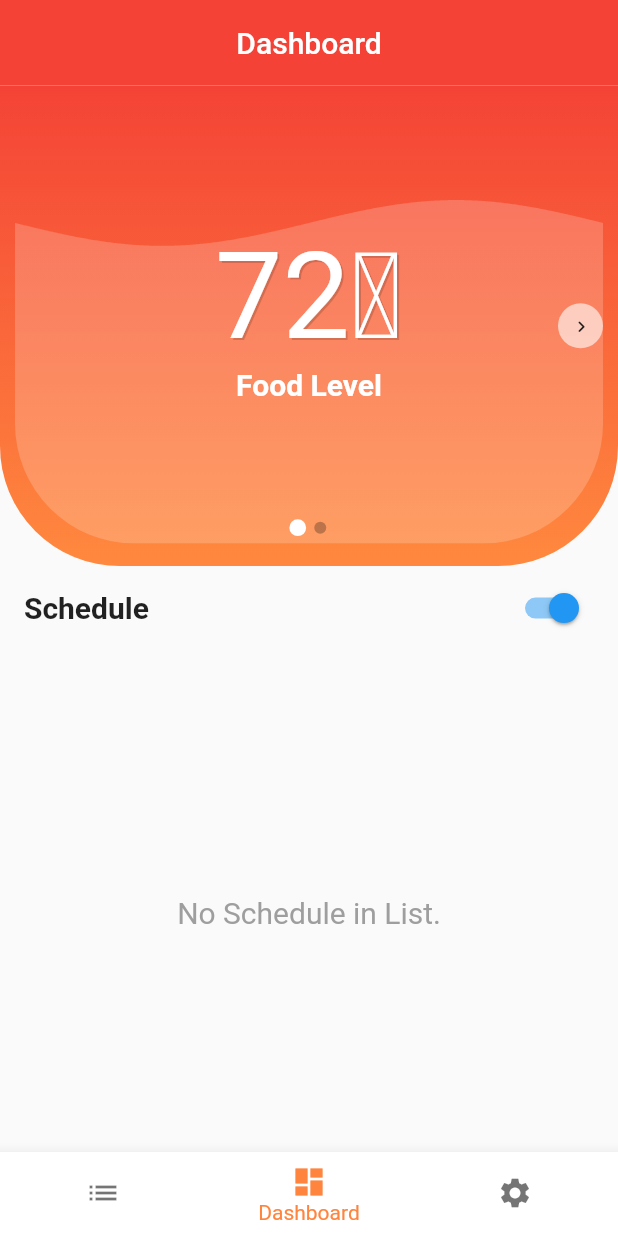
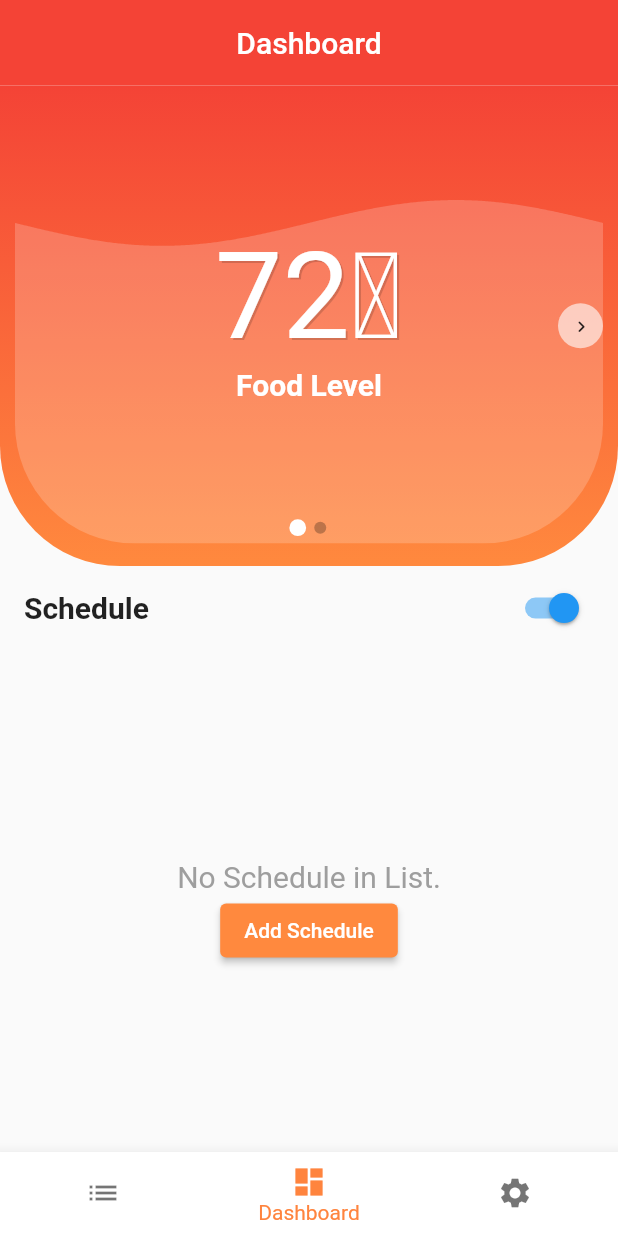
Before and after one commit to afdhalfauzi/smart-fish-feeder, a Flutter app: the screen it shows after launch, on a phone screen of 412 x 824 dp. Run offline on Flutter 3.47's test engine with Material 2 defaults, Android fonts, the phone set to English and light mode, and no system bars; drawn by our look-alikes of liquid_progress_indicator, smooth_page_indicator; our stand-ins replace shared_preferences, sqflite; missing offline and left inert: dart:ffi; accounts and stored records are empty.

Commit message:
fix listview addSchedule button

```diff
--- a/lib/pages/dashboard_page.dart
+++ b/lib/pages/dashboard_page.dart
@@ -56,7 +56,24 @@ class _DashboardPageState extends State<DashboardPage> {
   final pageViewController = PageController(initialPage: 0);
   static int indexPage = 0;
   double sliderValueManual = 5;
-  final appBar = AppBar(
+
+  @override
+  Widget build(BuildContext context) {
+    int _radio = 1;
+
+    return Scaffold(
+      extendBodyBehindAppBar: true,
+      appBar: _buildAppbar(),
+      body: ListView(children: [
+        _buildUpperPart(),
+        _buildScheduleSwitch(),
+        _buildScheduleList(),
+      ]),
+    );
+  }
+
+  PreferredSizeWidget _buildAppbar() {
+    return AppBar(
       title: const Text(
         'Dashboard',
       ),
@@ -67,23 +84,6 @@ class _DashboardPageState extends State<DashboardPage> {
       backgroundColor: Colors.red,
       elevation: 0.0,
       centerTitle: true,
-  );
-
-  @override
-  Widget build(BuildContext context) {
-    int _radio = 1;
-
-    return Scaffold(
-      extendBodyBehindAppBar: true,
-      appBar: appBar,
-      body: ListView(children: [
-        //UPPER PART
-        _buildUpperPart(),
-        //SCHEDULEONOFF
-        _buildScheduleSwitch(),
-        //SCHEDULELIST
-        _buildSchedule(),
-      ]),
     );
   }
 
@@ -341,28 +341,6 @@ class _DashboardPageState extends State<DashboardPage> {
     );
   }
 
-  Widget _buildSchedule() {
-    return Column(
-      children: [
-        _buildScheduleList(),
-        ElevatedButton(
-            onPressed: () {
-              setState(() {
-                Navigator.of(context)
-                    .push(MaterialPageRoute(builder: (context) {
-                  return AddSchedule(
-                    time: TimeOfDay(hour: 07, minute: 00),
-                    gr: 5,
-                    selectedID: null,
-                  );
-                })).then((_) => setState((() {})));
-              });
-            },
-            child: const Text('Add Schedule')),
-      ],
-    );
-  }
-
   Widget _buildScheduleList() {
     return Container(
         height: screenHeight * 0.45,
@@ -372,7 +350,8 @@ class _DashboardPageState extends State<DashboardPage> {
                 child: Text(
                   'Schedule is Disabled',
                   style: TextStyle(fontSize: 20, color: Colors.grey),
-              ))
+                ),
+              )
             : FutureBuilder<List<Schedules>>(
                 future: DatabaseHelper.instance.getSchedules(),
                 builder: ((context, snapshot) {
@@ -383,15 +362,7 @@ class _DashboardPageState extends State<DashboardPage> {
                       style: TextStyle(fontSize: 20, color: Colors.grey),
                     ));
                   }
-                  return snapshot.data!.isEmpty
-                      ? const Center(
-                          child: Text(
-                            'No Schedule in List.',
-                            style: TextStyle(fontSize: 20, color: Colors.grey),
-                          ),
-                        )
-                      : ListView(
-                          children: snapshot.data!.map((schedules) {
+                  List scheduleList = snapshot.data!.map((schedules) {
                     return ListTile(
                       title: Text(
                           '${schedules.id} - ${schedules.time} - ${schedules.gr}gr'),
@@ -403,11 +374,10 @@ class _DashboardPageState extends State<DashboardPage> {
                                   MaterialPageRoute(builder: (context) {
                                     return AddSchedule(
                                       time: TimeOfDay(
-                                                  hour: int.parse(schedules.time
-                                                      .split(':')[0]),
-                                                  minute: int.parse(schedules
-                                                      .time
-                                                      .split(':')[1])),
+                                          hour: int.parse(
+                                              schedules.time.split(':')[0]),
+                                          minute: int.parse(
+                                              schedules.time.split(':')[1])),
                                       gr: schedules.gr,
                                       selectedID: schedules.id,
                                     );
@@ -419,8 +389,7 @@ class _DashboardPageState extends State<DashboardPage> {
                               icon: Icon(Icons.edit)),
                           IconButton(
                               onPressed: () {
-                                        _deleteScheduleDialog(
-                                                context, schedules.id!)
+                                _deleteScheduleDialog(context, schedules.id!)
                                     .then((value) {
                                   setState(
                                     () {},
@@ -431,10 +400,52 @@ class _DashboardPageState extends State<DashboardPage> {
                         ],
                       ),
                     );
-                          }).toList(),
+                  }).toList();
+                  return snapshot.data!.isEmpty
+                      ? Center(
+                          child: Column(
+                            mainAxisAlignment: MainAxisAlignment.center,
+                            children: [
+                              Text(
+                                'No Schedule in List.',
+                                style:
+                                    TextStyle(fontSize: 20, color: Colors.grey),
+                              ),
+                              _buildAddScheduleButton(),
+                            ],
+                          ),
+                        )
+                      : ListView.separated(
+                          itemCount: scheduleList.length + 1,
+                          separatorBuilder: (_, __) => Divider(height: 0.5),
+                          itemBuilder: (context, index) {
+                            if (index == scheduleList.length) {
+                              return _buildAddScheduleButton();
+                            }
+                            return scheduleList[index];
+                          },
                         );
                 }),
               ));
+  }
+
+  Widget _buildAddScheduleButton() {
+    return ElevatedButton(
+        style: ElevatedButton.styleFrom(
+          primary: myOrange,
+        ),
+        onPressed: () {
+          setState(() {
+            Navigator.of(context).push(MaterialPageRoute(builder: (context) {
+              return AddSchedule(
+                time: TimeOfDay(hour: 07, minute: 00),
+                gr: 5,
+                selectedID: null,
+              );
+            })).then((_) => setState((() {})));
+          });
+        },
+        child: const Text('Add Schedule'));
   }
 }
 
```
Lines whose indentation alone changed are shown as unchanged.
